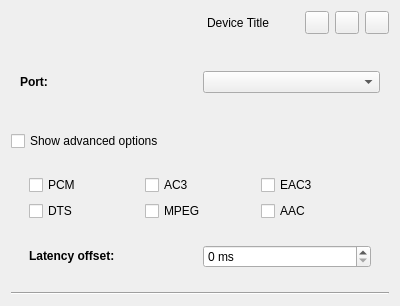
lxqt/pavucontrol-qt, file src/devicewidget.ui: the form before one commit.
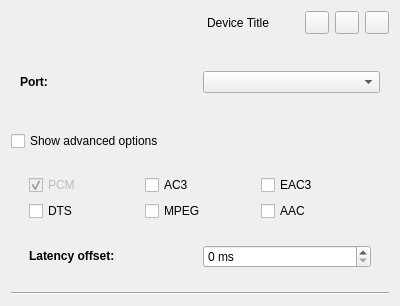
The form after the commit. Icons and pictures are not drawn.

Commit message:
devicewidget: Set the PCM encoding always enabled
..and don't allow to disable it. The
pa_ext_device_restore_save_formats() always needs at least one encoding
to be present.

This way it is done in pavucontrol(-gtk) also.

closes lxde/pavucontrol-qt#7

Patch:
```diff
--- a/src/devicewidget.ui
+++ b/src/devicewidget.ui
@@ -109,9 +109,15 @@
         <layout class="QGridLayout" name="gridLayout">
          <item row="0" column="0">
           <widget class="QCheckBox" name="encodingFormatPCM">
+           <property name="enabled">
+            <bool>false</bool>
+           </property>
            <property name="text">
             <string>PCM</string>
            </property>
+           <property name="checked">
+            <bool>true</bool>
+           </property>
           </widget>
          </item>
          <item row="0" column="1">
```
